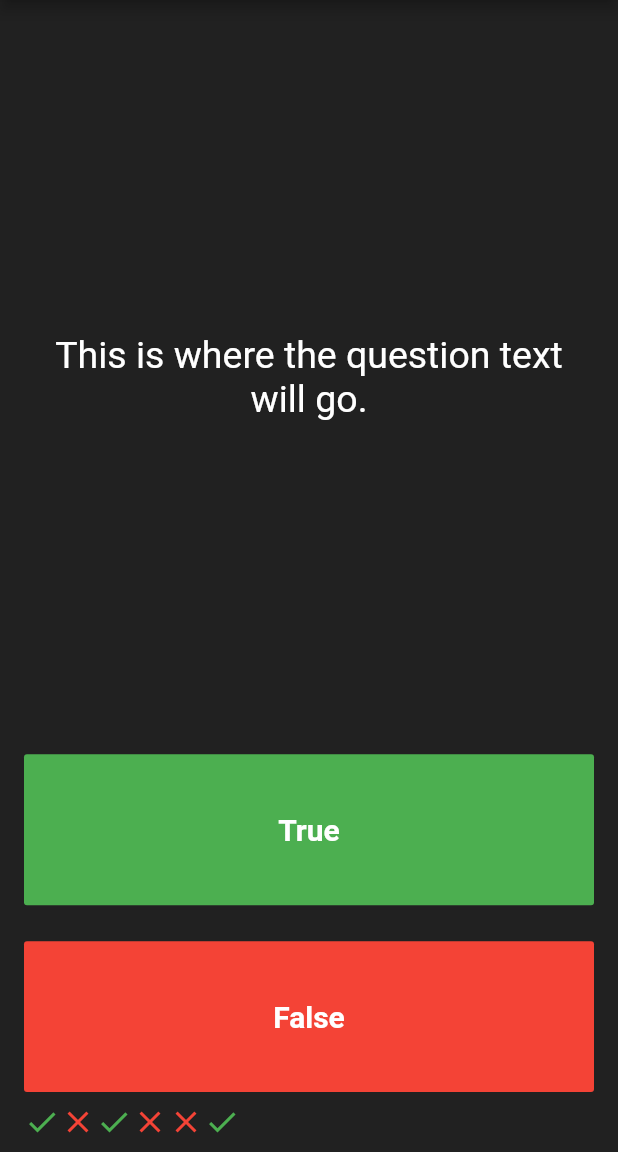
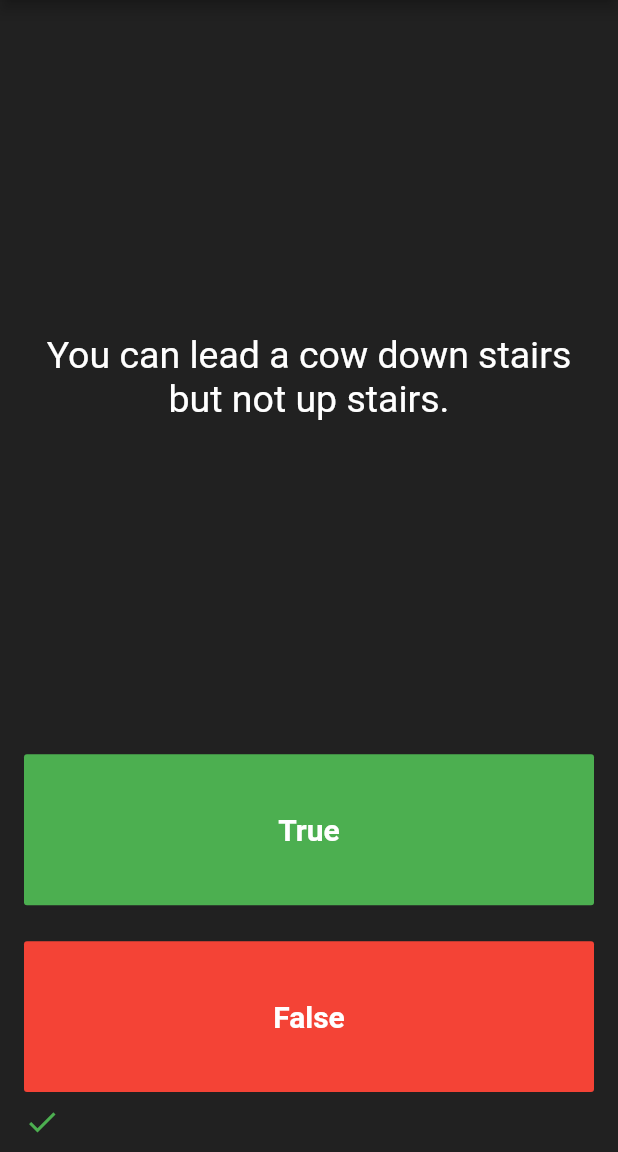
Before and after one commit to tranphunguyen98/Learn-Flutter-Dart-to-Build-iOS-Android-Apps---Udemy, a Flutter app: the screen it shows after launch, after a tap on "True", on a phone screen of 412 x 824 dp, the part 84-1236 px from its top. Run offline on Flutter 3.47's test engine with Material 2 defaults, Android fonts, the phone set to English and light mode, and no system bars; our stand-ins replace shared_preferences.

Commit message:
on my own

```diff
--- /dev/null
+++ b/Angela/quizzler/lib/dummy_data.dart
@@ -0,0 +1,31 @@
+import 'package:quizzler/question.dart';
+
+class DummyData {
+  static List<Question> questions = [
+    Question('Some cats are actually allergic to humans', true),
+    Question('You can lead a cow down stairs but not up stairs.', false),
+    Question('Approximately one quarter of human bones are in the feet.', true),
+    Question('A slug\'s blood is green.', true),
+    Question('Buzz Aldrin\'s mother\'s maiden name was \"Moon\".', true),
+    Question('It is illegal to pee in the Ocean in Portugal.', true),
+    Question(
+        'No piece of square dry paper can be folded in half more than 7 times.',
+        false),
+    Question(
+        'In London, UK, if you happen to die in the House of Parliament, you are technically entitled to a state funeral, because the building is considered too sacred a place.',
+        true),
+    Question(
+        'The loudest sound produced by any animal is 188 decibels. That animal is the African Elephant.',
+        false),
+    Question(
+        'The total surface area of two human lungs is approximately 70 square metres.',
+        true),
+    Question('Google was originally called \"Backrub\".', true),
+    Question(
+        'Chocolate affects a dog\'s heart and nervous system; a few ounces are enough to kill a small dog.',
+        true),
+    Question(
+        'In West Virginia, USA, if you accidentally hit an animal with your car, you are free to take it home to eat.',
+        true),
+  ];
+}
--- a/Angela/quizzler/lib/main.dart
+++ b/Angela/quizzler/lib/main.dart
@@ -1,5 +1,6 @@
 import 'package:flutter/cupertino.dart';
 import 'package:flutter/material.dart';
+import 'package:quizzler/dummy_data.dart';
 
 void main() => runApp(Quizzler());
 
@@ -29,44 +30,9 @@ class QuizPage extends StatefulWidget {
 }
 
 class _QuizPageState extends State<QuizPage> {
-  List scoreKeeper = [
-    true,
-    false,
-    true,
-    false,
-    false,
-    // false,
-    // true,
-    // false,
-    // true,
-    // true,
-    // false,
-    // true,
-    // false,
-    // false,
-    // false,
-    // true,
-    // false,
-    // true,
-    // true,
-    // false,
-    // true,
-    // false,
-    // false,
-    // false,
-    // true,
-    // false,
-    // true,
-    // true,
-    // false,
-    // true,
-    // false,
-    // false,
-    // false,
-    // true,
-    // false,
-    // true,
-  ];
+  final questions = DummyData.questions;
+  final List<bool> scoreKeeper = [];
+  int indexQuestion = 0;
 
   @override
   Widget build(BuildContext context) {
@@ -78,7 +44,7 @@ class _QuizPageState extends State<QuizPage> {
           flex: 5,
           child: Center(
             child: Text(
-              'This is where the question text will go.',
+              questions[indexQuestion].content,
               style: TextStyle(
                 fontSize: 25,
                 color: Colors.white,
@@ -100,7 +66,16 @@ class _QuizPageState extends State<QuizPage> {
             color: Colors.green,
             onPressed: () {
               setState(() {
-                scoreKeeper.add(true);
+                if (questions[indexQuestion].answer == true) {
+                  scoreKeeper.add(true);
+                } else {
+                  scoreKeeper.add(false);
+                }
+                if (indexQuestion < questions.length - 1) {
+                  indexQuestion += 1;
+                } else {
+                  print('done');
+                }
               });
             },
           ),
--- /dev/null
+++ b/Angela/quizzler/lib/question.dart
@@ -0,0 +1,6 @@
+class Question {
+  final String content;
+  final bool answer;
+
+  Question(this.content, this.answer);
+}
```
Also changed, not shown: 1 other file.
